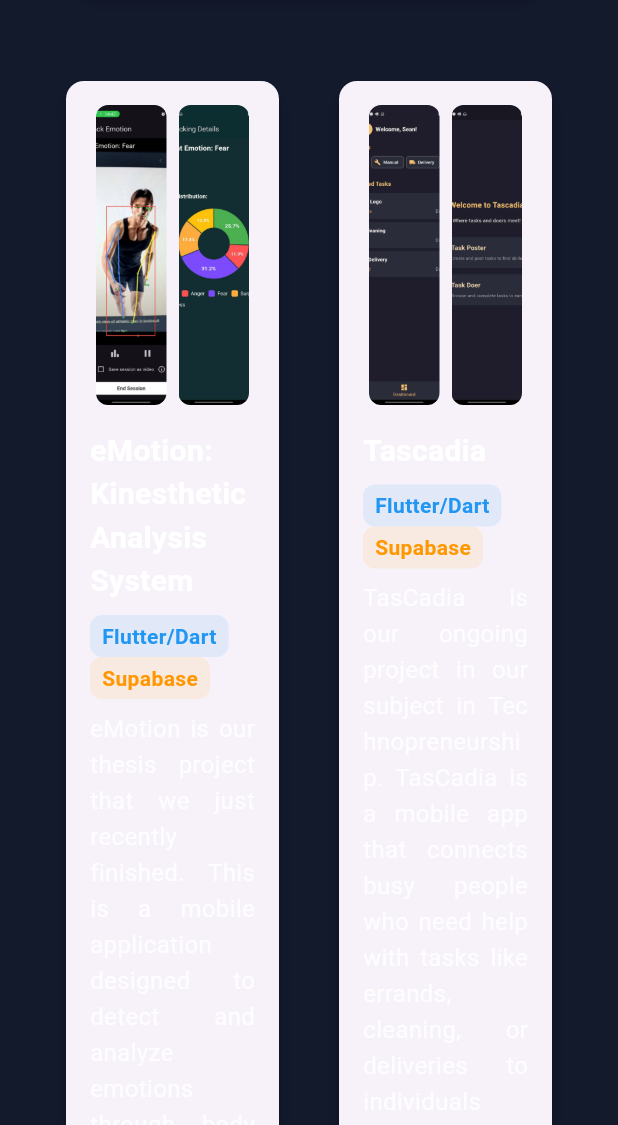
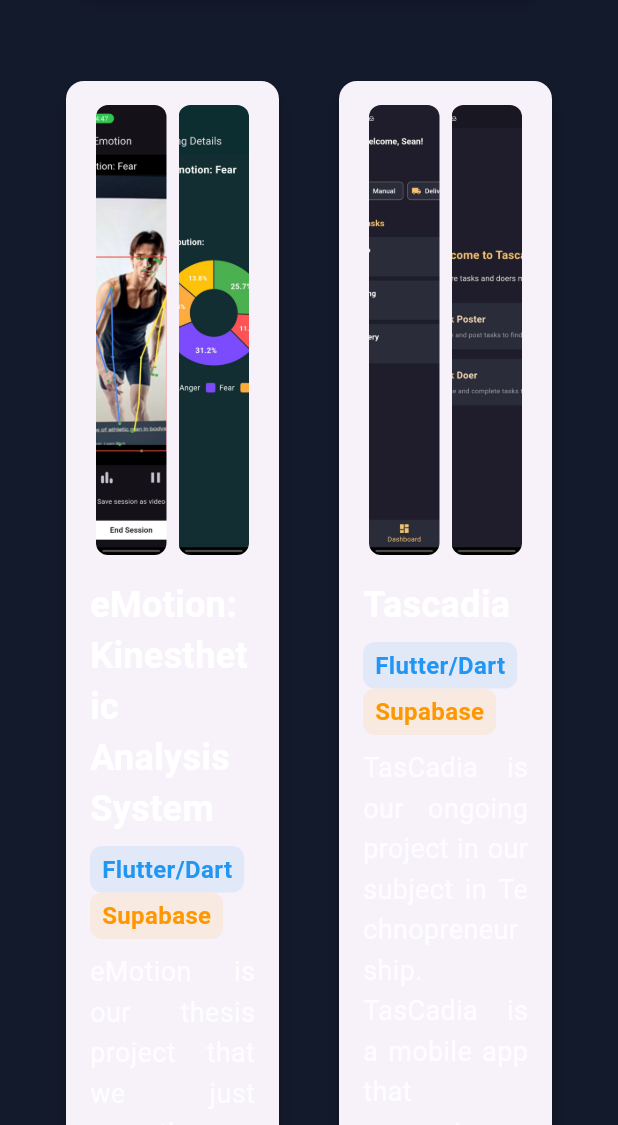
Before and after one commit to Kristoferseyan/Sean-s-Portfolio, a Flutter app: the screen it shows after launch, after a tap on "Projects", on a phone screen of 412 x 824 dp, the part 111-1236 px from its top. Run offline on Flutter 3.47's test engine with Material 3 defaults, Android fonts, the light colour scheme and no system bars; our stand-ins replace animate_do.

Commit message:
updated projects card tiles

```diff
--- a/lib/widgets/content.dart
+++ b/lib/widgets/content.dart
@@ -1,9 +1,9 @@
 // ignore_for_file: prefer_const_constructors
 
 import 'package:flutter/material.dart';
-import 'package:url_launcher/url_launcher.dart'; // Import url_launcher package
+import 'package:url_launcher/url_launcher.dart';
 import '../styles/theme.dart';
-import 'hover_tooltip.dart'; // Import the hover tooltip file
+import 'hover_tooltip.dart';
 
 class Content extends StatelessWidget {
   @override
@@ -14,28 +14,28 @@
 
         return Row(
           children: [
-            // Fixed Left Section
+
             Container(
               width: isWideScreen
                   ? 700
-                  : constraints.maxWidth * 0.6, // Adjust width dynamically
-              color: AppTheme.backgroundColor, // Match left side color to right side
-              padding: EdgeInsets.fromLTRB(130.0, 40.0, 20.0, 40.0), // Flexible padding
+                  : constraints.maxWidth * 0.6,
+              color: AppTheme.backgroundColor,
+              padding: EdgeInsets.fromLTRB(130.0, 40.0, 20.0, 40.0),
               child: Column(
                 crossAxisAlignment: CrossAxisAlignment.start,
                 children: [
-                  // Profile Image
+
                   CircleAvatar(
-                    radius: isWideScreen ? 80 : 50, // Adjust size dynamically
-                    backgroundImage: AssetImage('assets/images/sean.jpg'), // Replace with actual image
+                    radius: isWideScreen ? 80 : 50,
+                    backgroundImage: AssetImage('assets/images/sean.jpg'),
                   ),
                   SizedBox(height: isWideScreen ? 24 : 16),
-                  // Name and Title
+
                   Text(
                     'Sean Nuevo',
                     style: TextStyle(
                       color: AppTheme.textColor,
-                      fontSize: isWideScreen ? 32 : 24, // Adjust size dynamically
+                      fontSize: isWideScreen ? 32 : 24,
                       fontWeight: FontWeight.bold,
                     ),
                   ),
@@ -43,35 +43,35 @@
                     'Student/Full Stack Developer',
                     style: TextStyle(
                       color: AppTheme.textColor.withOpacity(0.7),
-                      fontSize: isWideScreen ? 20 : 16, // Adjust size dynamically
+                      fontSize: isWideScreen ? 20 : 16,
                     ),
                   ),
                   SizedBox(height: isWideScreen ? 24 : 16),
-                  // Location
+
                   Row(
                     children: [
                       Icon(
                         Icons.location_pin,
                         color: Colors.redAccent,
-                        size: isWideScreen ? 24 : 18, // Adjust size dynamically
+                        size: isWideScreen ? 24 : 18,
                       ),
                       SizedBox(width: 8),
                       Text(
                         'South Cotabato, Philippines',
                         style: TextStyle(
                           color: AppTheme.textColor.withOpacity(0.8),
-                          fontSize: isWideScreen ? 18 : 14, // Adjust size dynamically
+                          fontSize: isWideScreen ? 18 : 14,
                         ),
                       ),
                     ],
                   ),
                   SizedBox(height: isWideScreen ? 24 : 16),
-                  // Description
+
                   Text(
                     'Building innovative solutions for real-world challenges. Passionate about crafting seamless digital experiences.',
                     style: TextStyle(
                       color: AppTheme.textColor.withOpacity(0.8),
-                      fontSize: isWideScreen ? 18 : 14, // Adjust size dynamically
+                      fontSize: isWideScreen ? 18 : 14,
                     ),
                   ),
                   SizedBox(height: isWideScreen ? 24 : 16),
@@ -94,11 +94,11 @@
                           padding: EdgeInsets.symmetric(
                             horizontal: isWideScreen ? 30 : 20,
                             vertical: isWideScreen ? 15 : 10,
-                          ), // Adjust padding dynamically
+                          ),
                         ),
                         child: Text(
                           'Resume',
-                          style: TextStyle(fontSize: isWideScreen ? 18 : 14, color: Colors.white), // Adjust font size dynamically
+                          style: TextStyle(fontSize: isWideScreen ? 18 : 14, color: Colors.white),
                         ),
                       ),
                       SizedBox(width: 16),
@@ -139,16 +139,16 @@
             Expanded(
               child: SingleChildScrollView(
                 child: Padding(
-                  padding: EdgeInsets.fromLTRB(40.0, 40.0, 130.0, 40.0), // Adjusted padding for flexibility
+                  padding: EdgeInsets.fromLTRB(40.0, 40.0, 130.0, 40.0),
                   child: Column(
                     crossAxisAlignment: CrossAxisAlignment.start,
                     children: [
-                      // About Me Section
+
                       Text(
                         'About Me',
                         style: TextStyle(
                           color: AppTheme.textColor,
-                          fontSize: isWideScreen ? 32 : 24, // Adjust size dynamically
+                          fontSize: isWideScreen ? 32 : 24,
                           fontWeight: FontWeight.bold,
                         ),
                       ),
@@ -159,18 +159,18 @@
                         'I thrive in collaborative environments where I can apply innovative thinking to drive meaningful results.',
                         style: TextStyle(
                           color: AppTheme.textColor.withOpacity(0.8),
-                          fontSize: isWideScreen ? 18 : 14, // Adjust size dynamically
+                          fontSize: isWideScreen ? 18 : 14,
                           height: 1.5,
                         ),
                         textAlign: TextAlign.justify,
                       ),
                       SizedBox(height: isWideScreen ? 32 : 24),
-                      // Skills Section
+
                       Text(
                         'Skills',
                         style: TextStyle(
                           color: AppTheme.textColor,
-                          fontSize: isWideScreen ? 32 : 24, // Adjust size dynamically
+                          fontSize: isWideScreen ? 32 : 24,
                           fontWeight: FontWeight.bold,
                         ),
                       ),
@@ -187,12 +187,12 @@
                         ],
                       ),
                       SizedBox(height: isWideScreen ? 32 : 24),
-                      // Education Section
+
                       Text(
                         'Education',
                         style: TextStyle(
                           color: AppTheme.textColor,
-                          fontSize: isWideScreen ? 32 : 24, // Adjust size dynamically
+                          fontSize: isWideScreen ? 32 : 24,
                           fontWeight: FontWeight.bold,
                         ),
                       ),
@@ -207,12 +207,12 @@
                         'Tupi National High School',
                       ),
                       SizedBox(height: isWideScreen ? 32 : 24),
-                      // Experience Section
+
                       Text(
                         'Experience',
                         style: TextStyle(
                           color: AppTheme.textColor,
-                          fontSize: isWideScreen ? 32 : 24, // Adjust size dynamically
+                          fontSize: isWideScreen ? 32 : 24,
                           fontWeight: FontWeight.bold,
                         ),
                       ),
@@ -224,16 +224,16 @@
                             'Startup 101 Workshop',
                             'November 2022',
                             'Collaborated with like-minded students to pitch startup solutions emphasizing design thinking and innovation.',
-                            'assets/images/startup.jpg', // Placeholder image
-                            context, // Context for the dialog
+                            'assets/images/startup.jpg',
+                            context,
                           ),
                           SizedBox(height: 16),
                           _buildExperienceItem(
                             'Unboxing Hackathon: SAR-GEN Startup Challenge',
                             'January 2023',
                             'Developed impactful solutions during a competition to assist General Santos City with real-world challenges.',
-                            'assets/images/icebox.jpg', // Placeholder image
-                            context, // Context for the dialog
+                            'assets/images/icebox.jpg',
+                            context,
                           ),
                         ],
                       ),
--- a/lib/widgets/projects.dart
+++ b/lib/widgets/projects.dart
@@ -1,6 +1,6 @@
 import 'package:flutter/material.dart';
 import 'package:url_launcher/url_launcher.dart';
-import 'package:animate_do/animate_do.dart'; // Add Animate_Do for animations
+import 'package:animate_do/animate_do.dart';
 import '../styles/theme.dart';
 
 class ProjectsPage extends StatelessWidget {
@@ -11,8 +11,10 @@
       child: Row(
         crossAxisAlignment: CrossAxisAlignment.start,
         children: [
+
           Expanded(
-            child: FadeInLeft( // Adding entrance animation
+            flex: 1,
+            child: FadeInLeft(
               child: _buildProjectCard(
                 context,
                 title: 'eMotion: Kinesthetic Analysis System',
@@ -31,8 +33,10 @@
             ),
           ),
           SizedBox(width: 32),
+
           Expanded(
-            child: FadeInRight( // Adding entrance animation
+            flex: 1,
+            child: FadeInRight(
               child: _buildProjectCard(
                 context,
                 title: 'Tascadia',
@@ -73,7 +77,7 @@
         child: Column(
           crossAxisAlignment: CrossAxisAlignment.start,
           children: [
-            // Project Images
+
             Row(
               children: images.map((imagePath) {
                 return Expanded(
@@ -84,7 +88,7 @@
                     child: Padding(
                       padding: const EdgeInsets.symmetric(horizontal: 4.0),
                       child: Container(
-                        height: 200,
+                        height: 300,
                         decoration: BoxDecoration(
                           borderRadius: BorderRadius.circular(8),
                           image: DecorationImage(
@@ -99,17 +103,17 @@
               }).toList(),
             ),
             SizedBox(height: 16),
-            // Project Title
+
             Text(
               title,
               style: TextStyle(
                 color: AppTheme.textColor,
-                fontSize: 20,
+                fontSize: 24,
                 fontWeight: FontWeight.bold,
               ),
             ),
             SizedBox(height: 8),
-            // Technologies
+
             Wrap(
               spacing: 8.0,
               children: technologies.map((tech) {
@@ -123,7 +127,7 @@
                     tech['name'],
                     style: TextStyle(
                       color: tech['color'],
-                      fontSize: 14,
+                      fontSize: 16,
                       fontWeight: FontWeight.w600,
                     ),
                   ),
@@ -131,18 +135,18 @@
               }).toList(),
             ),
             SizedBox(height: 8),
-            // Description
+
             Text(
               description,
               style: TextStyle(
                 color: AppTheme.textColor.withOpacity(0.8),
-                fontSize: 16,
+                fontSize: 18,
                 height: 1.5,
               ),
               textAlign: TextAlign.justify,
             ),
             SizedBox(height: 16),
-            // GitHub Button
+
             ElevatedButton(
               onPressed: () async {
                 if (await canLaunchUrl(Uri.parse(githubLink))) {
@@ -151,7 +155,7 @@
               },
               style: ElevatedButton.styleFrom(
                 backgroundColor: Colors.blue,
-                padding: EdgeInsets.symmetric(horizontal: 24, vertical: 12),
+                padding: EdgeInsets.symmetric(horizontal: 24, vertical: 14),
                 shape: RoundedRectangleBorder(
                   borderRadius: BorderRadius.circular(8),
                 ),
@@ -160,7 +164,7 @@
                 'View on GitHub',
                 style: TextStyle(
                   color: Colors.white,
-                  fontSize: 16,
+                  fontSize: 18,
                 ),
               ),
             ),
```
